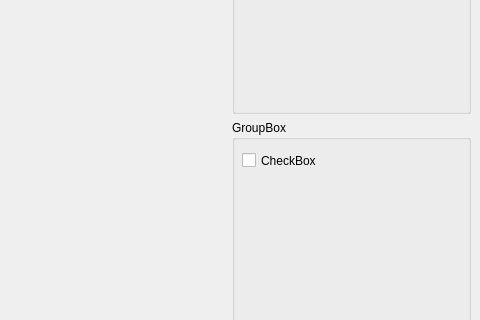
First picture: the form in mainwindow.ui, repository RemNX/Polynomial, before the edit; both pictures show x 740 to 1220 and y 237 to 557 of the 1220 by 729 pixel window.
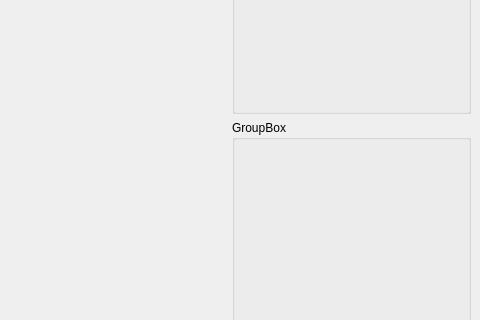
Second picture: the form after the edit.

Commit message: 1.0.0 full version with exe

What changed in the file:
```diff
--- a/mainwindow.ui
+++ b/mainwindow.ui
@@ -156,19 +156,6 @@
         <property name="title">
          <string>GroupBox</string>
         </property>
-        <widget class="QCheckBox" name="checkBox">
-         <property name="geometry">
-          <rect>
-           <x>10</x>
-           <y>30</y>
-           <width>77</width>
-           <height>21</height>
-          </rect>
-         </property>
-         <property name="text">
-          <string>CheckBox</string>
-         </property>
-        </widget>
        </widget>
       </item>
      </layout>
```
The commit also changes 1 other file.
